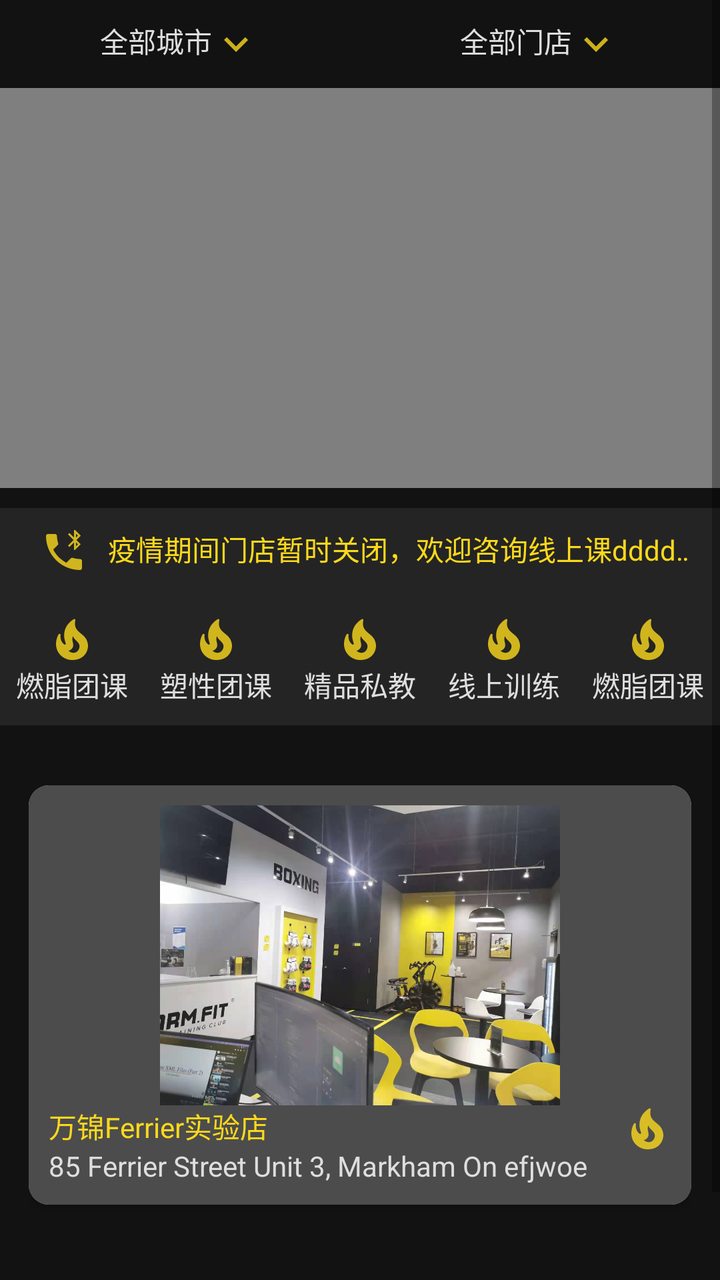
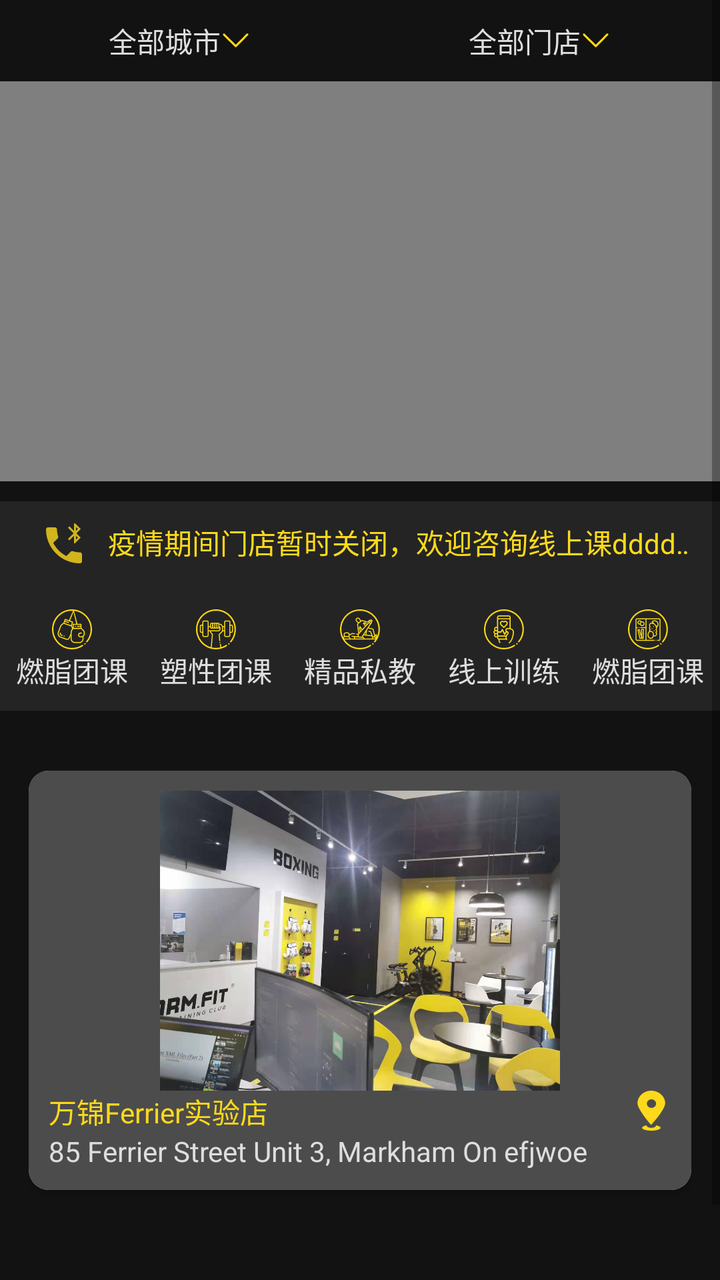

Screens rendered from an Android XML layout before and after an edit, with the pre-edit source and the edit as a unified diff.
<!-- AndroidManifest.xml: application theme Theme.ReformfitApp.NoActionBar -->
<!-- res/layout/fragment_location_main.xml -->
<?xml version="1.0" encoding="utf-8"?>
<FrameLayout xmlns:android="http://schemas.android.com/apk/res/android"
    xmlns:tools="http://schemas.android.com/tools"
    android:layout_width="match_parent"
    android:layout_height="match_parent"
    xmlns:app="http://schemas.android.com/apk/res-auto"
    tools:context=".LocationMain"
    >

    <LinearLayout
        android:layout_width="match_parent"
        android:layout_height="match_parent">

        <ScrollView
            android:layout_width="match_parent"
            android:layout_height="wrap_content">



                <androidx.constraintlayout.widget.ConstraintLayout
                    android:layout_width="match_parent"
                    android:layout_height="match_parent"
                    tools:context=".LocationMain"
                    android:background="@color/black">

                    <androidx.constraintlayout.widget.Guideline
                        android:id="@+id/guideline3"
                        android:layout_width="wrap_content"
                        android:layout_height="wrap_content"
                        android:orientation="vertical"
                        app:layout_constraintGuide_percent="0.04" />

                    <androidx.constraintlayout.widget.Guideline
                        android:id="@+id/guideline4"
                        android:layout_width="wrap_content"
                        android:layout_height="wrap_content"
                        android:orientation="vertical"
                        app:layout_constraintGuide_percent="0.96" />

                    <RelativeLayout
                        android:id="@+id/first_half"
                        android:layout_width="match_parent"
                        android:layout_height="wrap_content"
                        app:layout_constraintLeft_toLeftOf="parent"
                        app:layout_constraintRight_toRightOf="parent"
                        app:layout_constraintTop_toTopOf="parent">

                        <LinearLayout
                            android:id="@+id/city_and_location_select"
                            android:layout_width="match_parent"
                            android:layout_height="wrap_content"
                            android:layout_alignParentStart="true"
                            android:layout_marginTop="10dp"


                            android:orientation="horizontal">


                            <RelativeLayout
                                android:id="@+id/city_list"
                                android:layout_width="wrap_content"
                                android:layout_height="wrap_content"
                                android:layout_weight="1"

                                android:clickable="true">

                                <RelativeLayout
                                    android:layout_width="wrap_content"
                                    android:layout_height="wrap_content"
                                    android:layout_centerInParent="true">


                                    <TextView
                                        android:id="@+id/city_list_text"
                                        android:layout_width="wrap_content"
                                        android:layout_height="wrap_content"
                                        android:layout_alignParentStart="true"
                                        android:text="全部城市"
                                        android:textColor="@color/white" />


                                    <ImageView
                                        android:layout_width="wrap_content"
                                        android:layout_height="wrap_content"
                                        android:layout_centerHorizontal="true"
                                        android:layout_marginLeft="0dp"
                                        android:layout_toRightOf="@+id/city_list_text"
                                        android:src="@drawable/down_arrow" />
                                </RelativeLayout>


                            </RelativeLayout>

                            <RelativeLayout
                                android:id="@+id/location_list"
                                android:layout_width="wrap_content"
                                android:layout_height="wrap_content"
                                android:layout_weight="1"
                                android:clickable="true">

                                <RelativeLayout
                                    android:layout_width="wrap_content"
                                    android:layout_height="wrap_content"
                                    android:layout_centerInParent="true">

                                    <TextView
                                        android:id="@+id/location_list_text"
                                        android:layout_width="wrap_content"
                                        android:layout_height="wrap_content"
                                        android:layout_alignParentStart="true"
                                        android:text="全部门店"
                                        android:textColor="@color/white"/>


                                    <ImageView
                                        android:layout_width="wrap_content"
                                        android:layout_height="wrap_content"
                                        android:layout_centerHorizontal="true"
                                        android:layout_marginLeft="0dp"
                                        android:layout_toRightOf="@+id/location_list_text"
                                        android:src="@drawable/down_arrow"/>

                                </RelativeLayout>


                            </RelativeLayout>


                        </LinearLayout>


                        <VideoView
                            android:id="@+id/startoff_video"
                            android:layout_width="match_parent"
                            android:layout_height="200dp"
                            android:layout_below="@+id/city_and_location_select"
                            android:layout_marginTop="10dp">


                        </VideoView>

                        <RelativeLayout
                            android:layout_width="match_parent"
                            android:layout_height="wrap_content"
                            android:layout_below="@+id/startoff_video"
                            android:layout_marginVertical="10dp"
                            android:background ="@color/black3">

                            <RelativeLayout
                                android:id="@+id/announcement"
                                android:layout_width="match_parent"
                                android:layout_height="wrap_content"

                                android:layout_marginVertical="10dp"
                                android:orientation="horizontal">

                                <ImageView
                                    android:id="@+id/speaker_icon"
                                    android:layout_width="wrap_content"
                                    android:layout_height="wrap_content"
                                    android:layout_alignParentStart="true"
                                    android:layout_marginStart="20dp"
                                    android:src="@drawable/speaker_icon">

                                </ImageView>

                                <TextView
                                    android:id="@+id/announcement_text"
                                    android:layout_width="0dp"
                                    android:layout_height="wrap_content"
                                    android:layout_alignParentEnd="true"
                                    android:layout_marginStart="10dp"
                                    android:layout_marginEnd="10dp"
                                    android:ellipsize="marquee"
                                    android:marqueeRepeatLimit ="marquee_forever"
                                    android:focusable="true"
                                    android:focusableInTouchMode="true"
                                    android:scrollHorizontally="true"
                                    android:layout_toEndOf="@+id/speaker_icon"
                                    android:text="疫情期间门店暂时关闭，欢迎咨询线上课ddddddddddddddddddddddddddd程"
                                    android:textColor="@color/yellow"
                                    android:singleLine="true" />


                            </RelativeLayout>

                            <LinearLayout
                                android:id="@+id/service_navi"
                                android:layout_width="match_parent"
                                android:layout_height="wrap_content"
                                android:layout_below="@+id/announcement"
                                android:layout_marginVertical="10dp"
                                android:orientation="horizontal">


                                <RelativeLayout
                                    android:id="@+id/burn_group_service"
                                    android:layout_width="wrap_content"
                                    android:layout_height="match_parent"
                                    android:layout_weight="1"
                                    android:clickable="true">

                                    <ImageView
                                        android:id="@+id/burn_group_service_icon"
                                        android:layout_width="wrap_content"
                                        android:layout_height="wrap_content"
                                        android:layout_centerHorizontal="true"
                                        android:src="@drawable/burn_group_service">

                                    </ImageView>

                                    <TextView
                                        android:id="@+id/burn_group_service_text"
                                        android:layout_width="wrap_content"
                                        android:layout_height="wrap_content"
                                        android:layout_below="@+id/burn_group_service_icon"
                                        android:layout_centerHorizontal="true"
                                        android:text="燃脂团课"
                                        android:textColor="@color/white">

                                    </TextView>
                                </RelativeLayout>

                                <RelativeLayout
                                    android:id="@+id/shape_group_service"
                                    android:layout_width="wrap_content"
                                    android:layout_height="match_parent"
                                    android:layout_weight="1"
                                    android:clickable="true">

                                    <ImageView
                                        android:id="@+id/shape_group_service_icon"
                                        android:layout_width="wrap_content"
                                        android:layout_height="wrap_content"
                                        android:layout_centerHorizontal="true"
                                        android:src="@drawable/burn_group_service">

                                    </ImageView>

                                    <TextView
                                        android:id="@+id/shape_group_service_text"
                                        android:layout_width="wrap_content"
                                        android:layout_height="wrap_content"
                                        android:layout_below="@+id/shape_group_service_icon"
                                        android:layout_centerHorizontal="true"
                                        android:text="塑性团课"
                                        android:textColor="@color/white">

                                    </TextView>
                                </RelativeLayout>

                                <RelativeLayout
                                    android:id="@+id/private_service"
                                    android:layout_width="wrap_content"
                                    android:layout_height="match_parent"
                                    android:layout_weight="1"
                                    android:clickable="true">

                                    <ImageView
                                        android:id="@+id/one_on_one_service_icon"
                                        android:layout_width="wrap_content"
                                        android:layout_height="wrap_content"
                                        android:layout_centerHorizontal="true"
                                        android:src="@drawable/burn_group_service">

                                    </ImageView>

                                    <TextView
                                        android:id="@+id/one_on_one_service_text"
                                        android:layout_width="wrap_content"
                                        android:layout_height="wrap_content"
                                        android:layout_below="@+id/one_on_one_service_icon"
                                        android:layout_centerHorizontal="true"
                                        android:text="精品私教"
                                        android:textColor="@color/white">

                                    </TextView>
                                </RelativeLayout>

                                <RelativeLayout
                                    android:id="@+id/online_group_service"
                                    android:layout_width="wrap_content"
                                    android:layout_height="match_parent"
                                    android:layout_weight="1"
                                    android:clickable="true">

                                    <ImageView
                                        android:id="@+id/online_group_service_icon"
                                        android:layout_width="wrap_content"
                                        android:layout_height="wrap_content"
                                        android:layout_centerHorizontal="true"
                                        android:src="@drawable/burn_group_service">

                                    </ImageView>

                                    <TextView
                                        android:id="@+id/online_group_service_text"
                                        android:layout_width="wrap_content"
                                        android:layout_height="wrap_content"
                                        android:layout_below="@+id/online_group_service_icon"
                                        android:layout_centerHorizontal="true"
                                        android:text="线上训练"
                                        android:textColor="@color/white">

                                    </TextView>
                                </RelativeLayout>

                                <RelativeLayout
                                    android:id="@+id/healthy_diet_service"
                                    android:layout_width="wrap_content"
                                    android:layout_height="match_parent"
                                    android:layout_weight="1"
                                    android:clickable="true">

                                    <ImageView
                                        android:id="@+id/healthy_diet_service_icon"
                                        android:layout_width="wrap_content"
                                        android:layout_height="wrap_content"
                                        android:layout_centerHorizontal="true"
                                        android:src="@drawable/burn_group_service">

                                    </ImageView>

                                    <TextView
                                        android:id="@+id/healthy_diet_service_text"
                                        android:layout_width="wrap_content"
                                        android:layout_height="wrap_content"
                                        android:layout_below="@+id/healthy_diet_service_icon"
                                        android:layout_centerHorizontal="true"
                                        android:text="燃脂团课"
                                        android:textColor="@color/white">

                                    </TextView>
                                </RelativeLayout>


                            </LinearLayout>

                        </RelativeLayout>


                    </RelativeLayout>



                            <LinearLayout
                                android:id="@+id/scrollView"
                                android:layout_width="0dp"
                                android:layout_height="wrap_content"
                                android:layout_marginTop="10dp"
                                android:isScrollContainer="true"

                                app:layout_constraintBottom_toBottomOf="parent"
                                app:layout_constraintLeft_toRightOf="@+id/guideline3"
                                app:layout_constraintRight_toLeftOf="@+id/guideline4"
                                app:layout_constraintTop_toBottomOf="@+id/first_half"
                                android:orientation="vertical">


                                <androidx.cardview.widget.CardView
                                    android:id="@+id/location1"
                                    android:layout_width="match_parent"
                                    android:layout_height="wrap_content"
                                    android:layout_marginVertical="10dp"
                                    android:layout_weight="1"
                                    android:background="@color/black4"
                                    app:cardCornerRadius="10dp"
                                    android:clickable="true">

                                    <RelativeLayout
                                        android:layout_width="match_parent"
                                        android:layout_height="wrap_content"
                                        android:background="@color/black4"
                                        android:paddingVertical="10dp">


                                        <ImageView
                                            android:id="@+id/location1_image"
                                            android:layout_width="match_parent"
                                            android:layout_height="150dp"
                                            android:layout_alignParentStart="true"
                                            android:layout_centerHorizontal="true"
                                            android:src="@mipmap/location1"/>

                                        <TextView
                                            android:id="@+id/location1_name"
                                            android:layout_width="wrap_content"
                                            android:layout_height="wrap_content"
                                            android:layout_below="@+id/location1_image"
                                            android:layout_alignParentStart="true"
                                            android:layout_marginStart="10dp"
                                            android:text="万锦Ferrier实验店"
                                            android:textColor="@color/yellow"/>
                                        <TextView
                                            android:layout_width="wrap_content"
                                            android:layout_height="wrap_content"
                                            android:layout_below="@+id/location1_name"
                                            android:text="85 Ferrier Street Unit 3, Markham On efjwoe"
                                            android:textColor="@color/white"
                                            android:layout_marginStart="10dp"/>



                                        <ImageView
                                            android:id="@+id/location_icon"
                                            android:layout_width="wrap_content"
                                            android:layout_height="wrap_content"
                                            android:layout_below="@+id/location1_image"
                                            android:layout_alignParentEnd="true"
                                            android:layout_marginEnd="10dp"
                                            android:src="@drawable/burn_group_service" />


                                    </RelativeLayout>


                                </androidx.cardview.widget.CardView>



                                <View
                                    android:layout_height="75dp"
                                    android:layout_width="match_parent"
                                    android:background="@color/transparent"
                                    >
                                </View>


                    </LinearLayout>


                </androidx.constraintlayout.widget.ConstraintLayout>




        </ScrollView>
    </LinearLayout>


</FrameLayout>
<!-- resources referenced by this layout -->
<resources>
  <color name="black">#121212</color>
  <color name="black3">#242424</color>
  <color name="black4">#4c4c4c</color>
  <color name="transparent">#00FDFDFD</color>
  <color name="white">#dedede</color>
  <color name="yellow">#fcd91b</color>
  <!-- drawable burn_group_service (drawable-anydpi) -->
  <vector xmlns:android="http://schemas.android.com/apk/res/android"
      android:width="24dp"
      android:height="24dp"
      android:viewportWidth="24"
      android:viewportHeight="24"
      android:tint="@color/yellow"
      android:alpha="0.8">
    <path
        android:fillColor="@android:color/white"
        android:pathData="M19.48,12.35c-1.57,-4.08 -7.16,-4.3 -5.81,-10.23c0.1,-0.44 -0.37,-0.78 -0.75,-0.55C9.29,3.71 6.68,8 8.87,13.62c0.18,0.46 -0.36,0.89 -0.75,0.59c-1.81,-1.37 -2,-3.34 -1.84,-4.75c0.06,-0.52 -0.62,-0.77 -0.91,-0.34C4.69,10.16 4,11.84 4,14.37c0.38,5.6 5.11,7.32 6.81,7.54c2.43,0.31 5.06,-0.14 6.95,-1.87C19.84,18.11 20.6,15.03 19.48,12.35zM10.2,17.38c1.44,-0.35 2.18,-1.39 2.38,-2.31c0.33,-1.43 -0.96,-2.83 -0.09,-5.09c0.33,1.87 3.27,3.04 3.27,5.08C15.84,17.59 13.1,19.76 10.2,17.38z"/>
  </vector>
  <!-- drawable down_arrow (drawable-anydpi) -->
  <vector xmlns:android="http://schemas.android.com/apk/res/android"
      android:width="24dp"
      android:height="24dp"
      android:viewportWidth="24"
      android:viewportHeight="24"
      android:tint="@color/yellow"
      android:alpha="0.8">
    <path
        android:fillColor="@android:color/white"
        android:pathData="M7.41,8.59L12,13.17l4.59,-4.58L18,10l-6,6 -6,-6 1.41,-1.41z"/>
  </vector>
  <!-- drawable speaker_icon (drawable-anydpi) -->
  <vector xmlns:android="http://schemas.android.com/apk/res/android"
      android:width="24dp"
      android:height="24dp"
      android:viewportWidth="24"
      android:viewportHeight="24"
      android:tint="@color/yellow"
      android:alpha="0.8">
    <path
        android:fillColor="@android:color/white"
        android:pathData="M14.71,9.5L17,7.21L17,11h0.5l2.85,-2.85L18.21,6l2.15,-2.15L17.5,1L17,1v3.79L14.71,2.5l-0.71,0.71L16.79,6 14,8.79l0.71,0.71zM18,2.91l0.94,0.94 -0.94,0.94L18,2.91zM18,7.21l0.94,0.94 -0.94,0.94L18,7.21zM20,15.5c-1.25,0 -2.45,-0.2 -3.57,-0.57 -0.35,-0.11 -0.74,-0.03 -1.02,0.24l-2.2,2.2c-2.83,-1.44 -5.15,-3.75 -6.59,-6.59l2.2,-2.21c0.28,-0.26 0.36,-0.65 0.25,-1C8.7,6.45 8.5,5.25 8.5,4c0,-0.55 -0.45,-1 -1,-1L4,3c-0.55,0 -1,0.45 -1,1 0,9.39 7.61,17 17,17 0.55,0 1,-0.45 1,-1v-3.5c0,-0.55 -0.45,-1 -1,-1z"/>
  </vector>
  <!-- mipmap location1: jpg bitmap (mipmap-mdpi, 109864 bytes) -->
  <style name="Theme.ReformfitApp.NoActionBar">
          <item name="windowActionBar">false</item>
          <item name="windowNoTitle">true</item>
      </style>
</resources>

<!-- the commit's change to res/layout/fragment_location_main.xml (unified diff, before → after) -->
@@ -80,12 +80,12 @@
 
 
                                     <ImageView
-                                        android:layout_width="wrap_content"
-                                        android:layout_height="wrap_content"
-                                        android:layout_centerHorizontal="true"
+                                        android:layout_width="15dp"
+                                        android:layout_height="15dp"
+                                        android:layout_centerVertical="true"
                                         android:layout_marginLeft="0dp"
                                         android:layout_toRightOf="@+id/city_list_text"
-                                        android:src="@drawable/down_arrow" />
+                                        android:src="@drawable/ico_arrow_down" />
                                 </RelativeLayout>
 
 
@@ -113,12 +113,12 @@
 
 
                                     <ImageView
-                                        android:layout_width="wrap_content"
-                                        android:layout_height="wrap_content"
-                                        android:layout_centerHorizontal="true"
+                                        android:layout_width="15dp"
+                                        android:layout_height="15dp"
+                                        android:layout_centerVertical="true"
                                         android:layout_marginLeft="0dp"
                                         android:layout_toRightOf="@+id/location_list_text"
-                                        android:src="@drawable/down_arrow"/>
+                                        android:src="@drawable/ico_arrow_down"/>
 
                                 </RelativeLayout>
 
@@ -202,10 +202,10 @@
 
                                     <ImageView
                                         android:id="@+id/burn_group_service_icon"
-                                        android:layout_width="wrap_content"
-                                        android:layout_height="wrap_content"
-                                        android:layout_centerHorizontal="true"
-                                        android:src="@drawable/burn_group_service">
+                                        android:layout_width="20dp"
+                                        android:layout_height="20dp"
+                                        android:layout_centerHorizontal="true"
+                                        android:src="@drawable/ico_group_service">
 
                                     </ImageView>
 
@@ -230,10 +230,10 @@
 
                                     <ImageView
                                         android:id="@+id/shape_group_service_icon"
-                                        android:layout_width="wrap_content"
-                                        android:layout_height="wrap_content"
-                                        android:layout_centerHorizontal="true"
-                                        android:src="@drawable/burn_group_service">
+                                        android:layout_width="20dp"
+                                        android:layout_height="20dp"
+                                        android:layout_centerHorizontal="true"
+                                        android:src="@drawable/ico_body_form_group_class">
 
                                     </ImageView>
 
@@ -258,10 +258,10 @@
 
                                     <ImageView
                                         android:id="@+id/one_on_one_service_icon"
-                                        android:layout_width="wrap_content"
-                                        android:layout_height="wrap_content"
-                                        android:layout_centerHorizontal="true"
-                                        android:src="@drawable/burn_group_service">
+                                        android:layout_width="20dp"
+                                        android:layout_height="20dp"
+                                        android:layout_centerHorizontal="true"
+                                        android:src="@drawable/ico_private_service">
 
                                     </ImageView>
 
@@ -286,10 +286,10 @@
 
                                     <ImageView
                                         android:id="@+id/online_group_service_icon"
-                                        android:layout_width="wrap_content"
-                                        android:layout_height="wrap_content"
-                                        android:layout_centerHorizontal="true"
-                                        android:src="@drawable/burn_group_service">
+                                        android:layout_width="20dp"
+                                        android:layout_height="20dp"
+                                        android:layout_centerHorizontal="true"
+                                        android:src="@drawable/ico_online_service">
 
                                     </ImageView>
 
@@ -314,10 +314,10 @@
 
                                     <ImageView
                                         android:id="@+id/healthy_diet_service_icon"
-                                        android:layout_width="wrap_content"
-                                        android:layout_height="wrap_content"
-                                        android:layout_centerHorizontal="true"
-                                        android:src="@drawable/burn_group_service">
+                                        android:layout_width="20dp"
+                                        android:layout_height="20dp"
+                                        android:layout_centerHorizontal="true"
+                                        android:src="@drawable/ico_healthy_food">
 
                                     </ImageView>
 
@@ -403,12 +403,12 @@
 
                                         <ImageView
                                             android:id="@+id/location_icon"
-                                            android:layout_width="wrap_content"
-                                            android:layout_height="wrap_content"
+                                            android:layout_width="20dp"
+                                            android:layout_height="20dp"
                                             android:layout_below="@+id/location1_image"
                                             android:layout_alignParentEnd="true"
                                             android:layout_marginEnd="10dp"
-                                            android:src="@drawable/burn_group_service" />
+                                            android:src="@drawable/ico_map" />
 
 
                                     </RelativeLayout>
<!-- resource entries referenced after the edit -->
@@ -6,30 +6,31 @@
   <color name="transparent">#00FDFDFD</color>
   <color name="white">#dedede</color>
   <color name="yellow">#fcd91b</color>
-  <!-- drawable burn_group_service (drawable-anydpi) -->
+  <!-- drawable ico_arrow_down (drawable) -->
   <vector xmlns:android="http://schemas.android.com/apk/res/android"
-      android:width="24dp"
-      android:height="24dp"
-      android:viewportWidth="24"
-      android:viewportHeight="24"
-      android:tint="@color/yellow"
-      android:alpha="0.8">
+      android:width="200dp"
+      android:height="200dp"
+      android:viewportWidth="1024"
+      android:viewportHeight="1024">
     <path
-        android:fillColor="@android:color/white"
-        android:pathData="M19.48,12.35c-1.57,-4.08 -7.16,-4.3 -5.81,-10.23c0.1,-0.44 -0.37,-0.78 -0.75,-0.55C9.29,3.71 6.68,8 8.87,13.62c0.18,0.46 -0.36,0.89 -0.75,0.59c-1.81,-1.37 -2,-3.34 -1.84,-4.75c0.06,-0.52 -0.62,-0.77 -0.91,-0.34C4.69,10.16 4,11.84 4,14.37c0.38,5.6 5.11,7.32 6.81,7.54c2.43,0.31 5.06,-0.14 6.95,-1.87C19.84,18.11 20.6,15.03 19.48,12.35zM10.2,17.38c1.44,-0.35 2.18,-1.39 2.38,-2.31c0.33,-1.43 -0.96,-2.83 -0.09,-5.09c0.33,1.87 3.27,3.04 3.27,5.08C15.84,17.59 13.1,19.76 10.2,17.38z"/>
+        android:pathData="M936.49,336.91c13.84,-14.39 13.39,-37.27 -1,-51.11 -14.39,-13.84 -37.27,-13.39 -51.11,1L513.98,660.57 138.42,288.38c-14.19,-14.07 -37.09,-13.97 -51.16,0.22 -14.07,14.19 -13.97,37.09 0.22,51.16L486.62,735.32c0.61,0.62 1.41,0.77 2.02,1.34 0.14,0.14 0.17,0.32 0.32,0.46l0.01,0.01c14.17,14.05 37.06,13.95 51.11,-0.22l395.59,-399.19c0.28,-0.27 0.55,-0.54 0.81,-0.82z"
+        android:fillColor="#fcd91b"/>
   </vector>
-  <!-- drawable down_arrow (drawable-anydpi) -->
+  <!-- drawable ico_body_form_group_class: vector/xml drawable (drawable, 9793 chars, omitted) -->
+  <!-- drawable ico_group_service: vector/xml drawable (drawable, 5769 chars, omitted) -->
+  <!-- drawable ico_healthy_food: vector/xml drawable (drawable, 8605 chars, omitted) -->
+  <!-- drawable ico_map (drawable) -->
   <vector xmlns:android="http://schemas.android.com/apk/res/android"
-      android:width="24dp"
-      android:height="24dp"
-      android:viewportWidth="24"
-      android:viewportHeight="24"
-      android:tint="@color/yellow"
-      android:alpha="0.8">
+      android:width="200dp"
+      android:height="200dp"
+      android:viewportWidth="1024"
+      android:viewportHeight="1024">
     <path
-        android:fillColor="@android:color/white"
-        android:pathData="M7.41,8.59L12,13.17l4.59,-4.58L18,10l-6,6 -6,-6 1.41,-1.41z"/>
+        android:pathData="M866.36,320.46c0,-176.99 -168.95,-320.46 -356.77,-320.46 -187.78,0 -352.12,143.47 -352.12,320.46 0,164.11 348.23,557.11 348.23,557.11s360.67,-387.49 360.67,-557.11zM397.34,331.8c0,-60.53 52.97,-109.72 118.19,-109.72 65.26,0 118.19,49.07 118.19,109.72 0,60.61 -52.93,109.72 -118.19,109.72 -65.22,-0.12 -118.19,-49.19 -118.19,-109.72zM628.68,887.14a25.99,25.99 0,0 1,1.58 8.78c0,30.29 -52.93,54.86 -118.19,54.86 -65.26,0 -118.19,-24.58 -118.19,-54.86 0,-2.99 0.55,-5.95 1.5,-8.78 -71.56,12.6 -119.69,36.35 -119.69,63.64 0,40.41 105.82,73.13 236.38,73.13 130.52,0 236.34,-32.73 236.34,-73.13 -0.04,-27.29 -48.2,-51.04 -119.72,-63.64z"
+        android:fillColor="#fcd91b"/>
   </vector>
+  <!-- drawable ico_online_service: vector/xml drawable (drawable, 8078 chars, omitted) -->
+  <!-- drawable ico_private_service: vector/xml drawable (drawable, 7405 chars, omitted) -->
   <!-- drawable speaker_icon (drawable-anydpi) -->
   <vector xmlns:android="http://schemas.android.com/apk/res/android"
       android:width="24dp"
